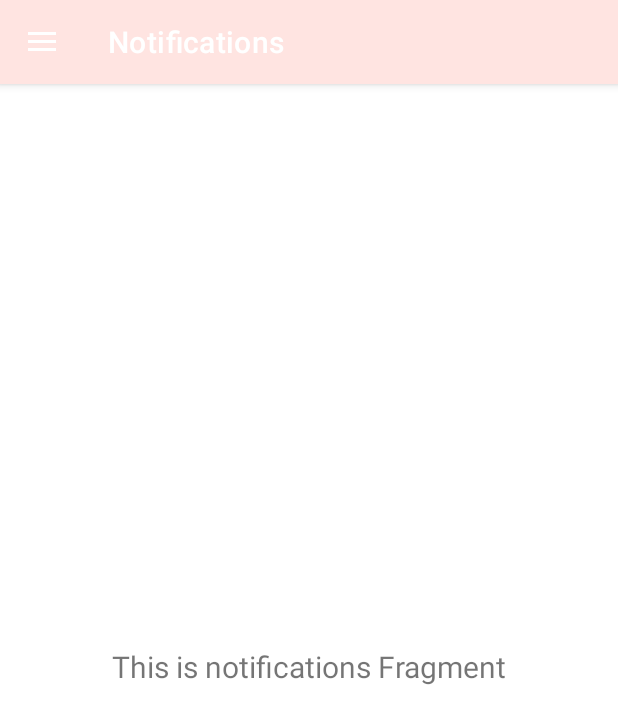
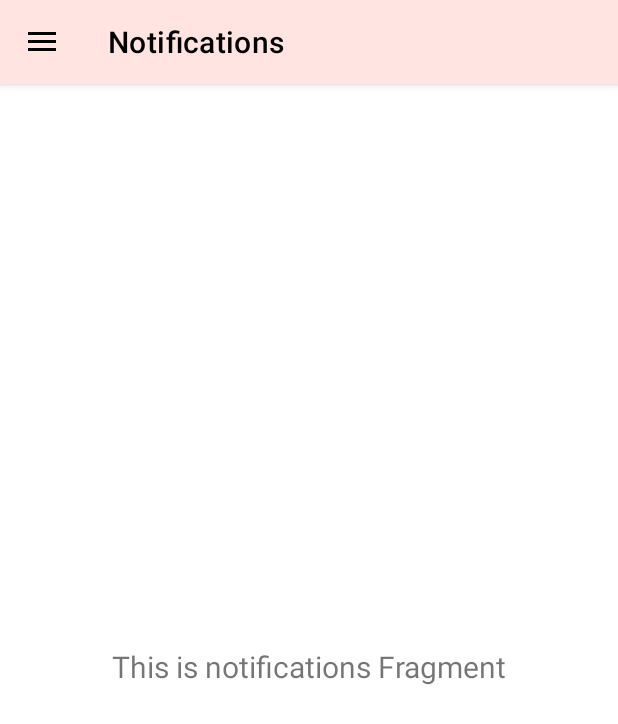
Before and after one commit to AgnieszkaKlobus12/RabbitApp, an Android app: the screen it shows after launch (MainActivity), in the side drawer, after a tap on "Notifications", on a phone screen of 412 x 824 dp. Shown: the top 724 px of the screen. Run offline under Robolectric (Android 15) with nearby library versions, the light colour scheme and no system bars; our stand-ins replace Room's generated code, navigation-ui.

Commit message:
icons and title color text

```diff
--- a/app/src/main/res/layout/fragment_main_list.xml
+++ b/app/src/main/res/layout/fragment_main_list.xml
@@ -49,7 +49,7 @@
         android:layout_marginBottom="9dp"
         android:clickable="true"
         android:contentDescription="@string/add_rabbit"
-        android:src="@android:drawable/alert_dark_frame"
+        android:src="@drawable/rabbit"
         android:visibility="gone"
         app:layout_constraintBottom_toTopOf="@id/add_new_main_button"
         app:layout_constraintEnd_toEndOf="parent" />
@@ -62,7 +62,7 @@
         android:layout_marginBottom="9dp"
         android:clickable="true"
         android:contentDescription="@string/add_litter"
-        android:src="@android:drawable/alert_dark_frame"
+        android:src="@drawable/rabbit_2_xxl"
         android:visibility="gone"
         app:layout_constraintBottom_toTopOf="@id/add_rabbit_button"
         app:layout_constraintEnd_toEndOf="parent" />
--- a/app/src/main/res/values-night/themes.xml
+++ b/app/src/main/res/values-night/themes.xml
@@ -1,17 +1,22 @@
-<resources xmlns:tools="http://schemas.android.com/tools">
+<resources>
     <!-- Base application theme. -->
     <style name="Theme.RabbitApp" parent="Theme.MaterialComponents.DayNight.DarkActionBar">
         <item name="android:windowTranslucentStatus">true</item>
         <!-- Primary brand color. -->
-        <item name="colorPrimary">@color/pastel_color</item> <!-- Change to your desired gray color -->
-        <item name="colorPrimaryVariant">@color/pastel_color_variant</item> <!-- Change to a slightly darker gray if needed -->
-        <item name="colorOnPrimary">@color/white</item> <!-- Change to a contrasting text color -->
+        <item name="colorPrimary">@color/pastel_color
+        </item> <!-- Change to your desired gray color -->
+        <item name="colorPrimaryVariant">@color/pastel_color_variant
+        </item> <!-- Change to a slightly darker gray if needed -->
+        <item name="colorOnPrimary">@color/black</item> <!-- Change to a contrasting text color -->
         <!-- Secondary brand color with pastel shade. -->
         <item name="colorSecondary">@color/pastel_color</item> <!-- Define your pastel color -->
-        <item name="colorSecondaryVariant">@color/pastel_color_variant</item> <!-- Darker shade of pastel color -->
-        <item name="colorOnSecondary">@color/black</item> <!-- Change to a contrasting text color -->
+        <item name="colorSecondaryVariant">@color/pastel_color_variant
+        </item> <!-- Darker shade of pastel color -->
+        <item name="colorOnSecondary">@color/black
+        </item> <!-- Change to a contrasting text color -->
         <!-- Status bar color. -->
         <item name="android:statusBarColor">?attr/colorPrimaryVariant</item>
+
         <!-- Customize your theme here. -->
     </style>
 
@@ -20,7 +25,12 @@
         <item name="windowNoTitle">true</item>
     </style>
 
-    <style name="Theme.RabbitApp.AppBarOverlay" parent="ThemeOverlay.AppCompat.Dark.ActionBar" />
+    <style name="Theme.RabbitApp.AppBarOverlay" parent="ThemeOverlay.AppCompat.Dark.ActionBar">
+        <item name="android:textColorPrimary">@color/black</item>
+        <item name="android:textColorPrimaryInverse">@color/black</item>
+        <item name="android:actionMenuTextColor">@color/black</item>
+        <item name="android:textColorSecondary">@color/black</item>
+    </style>
 
     <style name="Theme.RabbitApp.PopupOverlay" parent="ThemeOverlay.AppCompat.Light" />
 </resources>
--- a/app/src/main/res/values/themes.xml
+++ b/app/src/main/res/values/themes.xml
@@ -1,17 +1,23 @@
-<resources xmlns:tools="http://schemas.android.com/tools">
+<resources>
     <!-- Base application theme. -->
     <style name="Theme.RabbitApp" parent="Theme.MaterialComponents.Light">
         <item name="android:windowTranslucentStatus">true</item>
         <!-- Primary brand color with pastel shade. -->
-        <item name="colorPrimary">@color/pastel_color_light</item> <!-- Lighter pastel color for the light theme -->
-        <item name="colorPrimaryVariant">@color/pastel_color_variant_light</item> <!-- Lighter shade of pastel color -->
+        <item name="colorPrimary">@color/pastel_color_light
+        </item> <!-- Lighter pastel color for the light theme -->
+        <item name="colorPrimaryVariant">@color/pastel_color_variant_light
+        </item> <!-- Lighter shade of pastel color -->
         <item name="colorOnPrimary">@color/black</item> <!-- Change to a contrasting text color -->
         <!-- Secondary brand color with pastel shade. -->
-        <item name="colorSecondary">@color/pastel_color_light</item> <!-- Lighter pastel color for the light theme -->
-        <item name="colorSecondaryVariant">@color/pastel_color_variant_light</item> <!-- Lighter shade of pastel color -->
-        <item name="colorOnSecondary">@color/black</item> <!-- Change to a contrasting text color -->
+        <item name="colorSecondary">@color/pastel_color_light
+        </item> <!-- Lighter pastel color for the light theme -->
+        <item name="colorSecondaryVariant">@color/pastel_color_variant_light
+        </item> <!-- Lighter shade of pastel color -->
+        <item name="colorOnSecondary">@color/black
+        </item> <!-- Change to a contrasting text color -->
         <!-- Status bar color. -->
         <item name="android:statusBarColor">?attr/colorPrimaryVariant</item>
+        <item name="android:textColorPrimaryInverse">?attr/colorPrimaryVariant</item>
         <!-- Customize your theme here. -->
     </style>
 
@@ -20,7 +26,12 @@
         <item name="windowNoTitle">true</item>
     </style>
 
-    <style name="Theme.RabbitApp.AppBarOverlay" parent="ThemeOverlay.AppCompat.Dark.ActionBar" />
+    <style name="Theme.RabbitApp.AppBarOverlay" parent="ThemeOverlay.AppCompat.Dark.ActionBar">
+        <item name="android:textColorPrimary">@color/black</item>
+        <item name="android:textColorPrimaryInverse">@color/black</item>
+        <item name="android:actionMenuTextColor">@color/black</item>
+        <item name="android:textColorSecondary">@color/black</item>
+    </style>
 
     <style name="Theme.RabbitApp.PopupOverlay" parent="ThemeOverlay.AppCompat.Light" />
 </resources>
```
Also changed, not shown: app/src/main/res/drawable/rabbit.png (added), app/src/main/res/drawable/rabbit_2_xxl.png (added).
